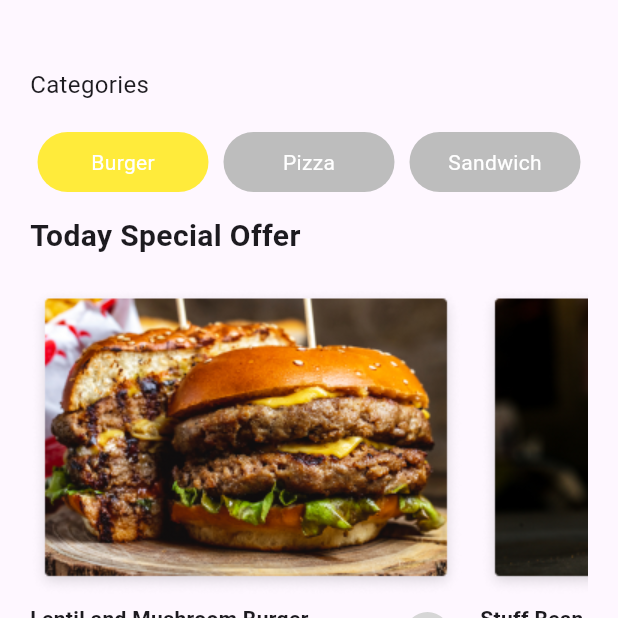
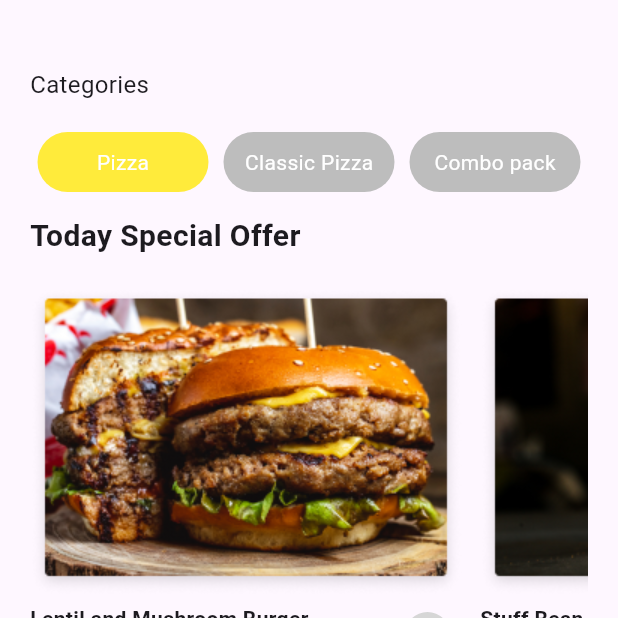
Before and after one commit to Vishal-NodeServer/Pizza-app, a Flutter app: the FoodMainPage screen opened directly, on a phone screen of 412 x 824 dp, the top half of it. Run offline on Flutter 3.47's test engine with Material 3 defaults, Android fonts, the light colour scheme and no system bars; our stand-ins replace font_awesome_flutter.

Commit message:
Something Complete

```diff
--- a/lib/screens/main/nav_pages/home/home_category/food/food_main_page.dart
+++ b/lib/screens/main/nav_pages/home/home_category/food/food_main_page.dart
@@ -43,7 +43,7 @@ class _FoodMainPageState extends State<FoodMainPage> {
               mainAxisAlignment: MainAxisAlignment.spaceAround,
               children: [
                 _singleCategoryItemWidget(
-                    title: "Burger",
+                    title: "Pizza",
                     color: _currentSelectedCategory == 0
                         ? primaryColorED6E1B
                         : Colors.grey[400],
@@ -53,7 +53,7 @@ class _FoodMainPageState extends State<FoodMainPage> {
                       });
                     }),
                 _singleCategoryItemWidget(
-                    title: "Pizza",
+                    title: "Classic Pizza",
                     color: _currentSelectedCategory == 1
                         ? primaryColorED6E1B
                         : Colors.grey[400],
@@ -63,7 +63,7 @@ class _FoodMainPageState extends State<FoodMainPage> {
                       });
                     }),
                 _singleCategoryItemWidget(
-                    title: "Sandwich",
+                    title: "Combo pack",
                     color: _currentSelectedCategory == 2
                         ? primaryColorED6E1B
                         : Colors.grey[400],
```
